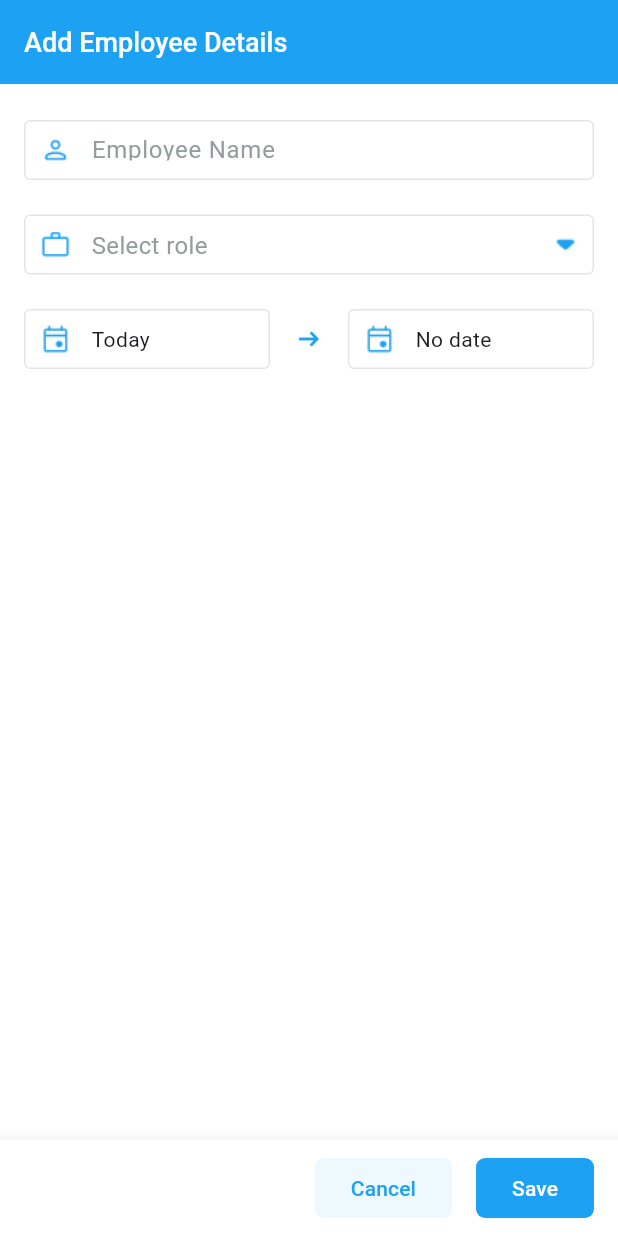
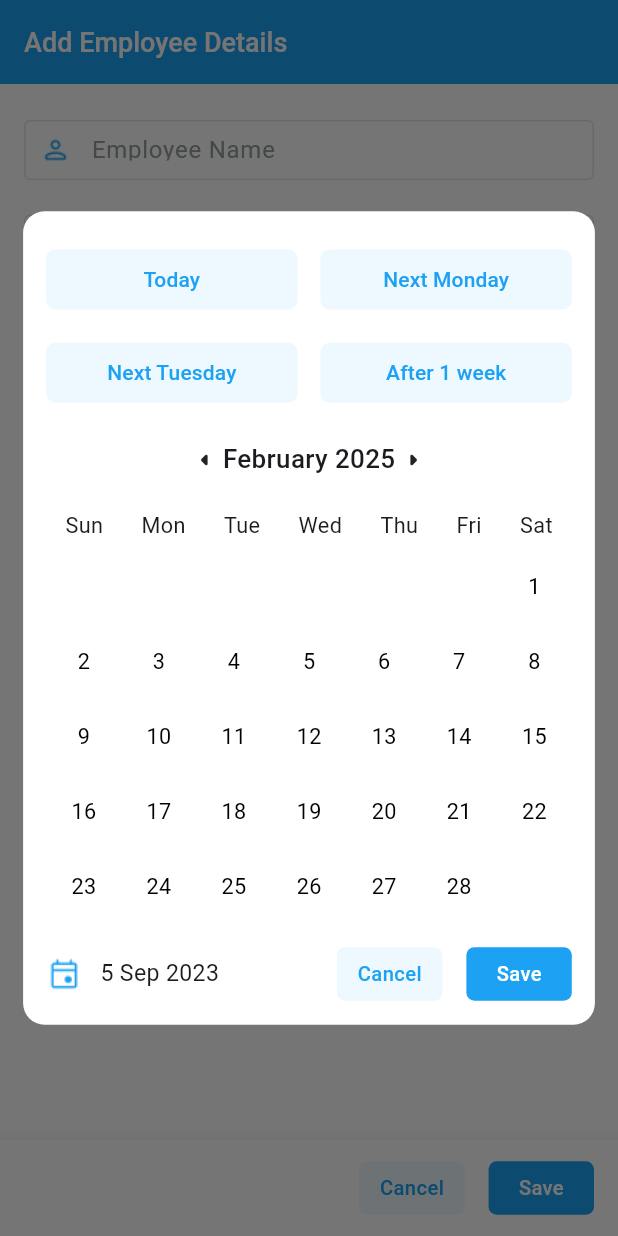
Before and after one commit to sivaprasadnk/employee_app, a Flutter app: the AddEmployeeScreen screen opened directly, after a tap on "Today", on a phone screen of 412 x 824 dp. Run offline on Flutter 3.47's test engine with Material 3 defaults, Android fonts, the phone set to English and light mode, and no system bars; our stand-ins replace flutter_screenutil.

Commit message:
correcting units

```diff
--- a/lib/core/constants/colors.dart
+++ b/lib/core/constants/colors.dart
@@ -2,6 +2,7 @@ import 'package:flutter/material.dart';
 
 const kBlueColor = Color.fromRGBO(29, 161, 242, 1);
 const kWhiteColor = Colors.white;
+const kBlackColor = Colors.black;
 const kBgColor = Color.fromRGBO(242, 242, 242, 1);
 const kBorderColor = Color.fromRGBO(229, 229, 229, 1);
 const kHintTextColor = Color.fromRGBO(148, 156, 158, 1);
--- /dev/null
+++ b/lib/core/extensions/widget_extension.dart
@@ -0,0 +1,13 @@
+import 'package:employee_app/core/constants/colors.dart';
+import 'package:flutter/material.dart';
+
+extension WidgetExtension on Widget {
+  Widget get addBorder => Container(
+        decoration: BoxDecoration(
+          border: Border.all(
+            color: kBlueColor,
+          ),
+        ),
+        child: this,
+      );
+}
--- a/lib/main.dart
+++ b/lib/main.dart
@@ -1,6 +1,7 @@
 import 'package:employee_app/core/constants/colors.dart';
 import 'package:employee_app/presentation/screens/home/home_screen.dart';
 import 'package:flutter/material.dart';
+import 'package:flutter_screenutil/flutter_screenutil.dart';
 
 void main() {
   runApp(const MyApp());
@@ -11,7 +12,9 @@ class MyApp extends StatelessWidget {
 
   @override
   Widget build(BuildContext context) {
-    return MaterialApp(
+    return ScreenUtilInit(
+      designSize: Size(428, 926),
+      child: MaterialApp(
           title: 'Employee App',
           debugShowCheckedModeBanner: false,
           theme: ThemeData(
@@ -28,6 +31,7 @@ class MyApp extends StatelessWidget {
             colorScheme: ColorScheme.fromSeed(seedColor: Colors.deepPurple),
             useMaterial3: true,
           ),
-        home: const HomeScreen());
+          home: const HomeScreen()),
+    );
   }
 }
--- a/lib/presentation/components/cancel_button.dart
+++ b/lib/presentation/components/cancel_button.dart
@@ -1,28 +1,32 @@
 import 'package:employee_app/core/constants/colors.dart';
 import 'package:flutter/material.dart';
+import 'package:flutter_screenutil/flutter_screenutil.dart';
 
 class CancelButton extends StatelessWidget {
   const CancelButton({super.key});
 
   @override
   Widget build(BuildContext context) {
-    return ElevatedButton(
-      onPressed: () {
+    return GestureDetector(
+      onTap: () {
         Navigator.pop(context);
       },
-      style: ElevatedButton.styleFrom(
-        elevation: 0,
-        backgroundColor: kCancelBtnColor,
-        shape: RoundedRectangleBorder(
-          borderRadius: BorderRadius.circular(6),
+      child: Container(
+        width: 73.w,
+        height: 40.h,
+        decoration: BoxDecoration(
+          color: kCancelBtnColor,
+          borderRadius: BorderRadius.circular(6.r),
         ),
-      ),
-      child: Text(
-        "Cancel",
-        style: TextStyle(
-          color: kBtnPrimaryColor,
-          fontWeight: FontWeight.w500,
-          fontSize: 14,
+        child: Center(
+          child: Text(
+            'Cancel',
+            style: TextStyle(
+              fontSize: 14.sp,
+              color: kBlueColor,
+              fontWeight: FontWeight.w500,
+            ),
+          ),
         ),
       ),
     );
--- /dev/null
+++ b/lib/presentation/components/custom_date_picker.dart
@@ -0,0 +1,293 @@
+import 'package:employee_app/core/constants/colors.dart';
+import 'package:employee_app/presentation/components/cancel_button.dart';
+import 'package:flutter/material.dart';
+import 'package:flutter_screenutil/flutter_screenutil.dart';
+import 'package:intl/intl.dart';
+
+class CustomDatePickerDialog extends StatefulWidget {
+  final DateTime initialDate;
+  final Function(DateTime) onDateSelected;
+
+  const CustomDatePickerDialog({
+    super.key,
+    required this.initialDate,
+    required this.onDateSelected,
+  });
+
+  @override
+  State<CustomDatePickerDialog> createState() => _CustomDatePickerDialogState();
+}
+
+class _CustomDatePickerDialogState extends State<CustomDatePickerDialog> {
+  late DateTime selectedDate;
+  late DateTime currentMonth;
+
+  @override
+  void initState() {
+    super.initState();
+    selectedDate = widget.initialDate;
+    currentMonth =
+        DateTime(widget.initialDate.year, widget.initialDate.month, 1);
+  }
+
+  void _selectDate(DateTime date) {
+    setState(() {
+      selectedDate = date;
+    });
+  }
+
+  void _changeMonth(int increment) {
+    setState(() {
+      currentMonth =
+          DateTime(currentMonth.year, currentMonth.month + increment, 1);
+    });
+  }
+
+  @override
+  Widget build(BuildContext context) {
+    return Dialog(
+      backgroundColor: kWhiteColor,
+      insetPadding: EdgeInsets.symmetric(horizontal: 16.w),
+      shape: RoundedRectangleBorder(borderRadius: BorderRadius.circular(16.r)),
+      child: Padding(
+        padding: EdgeInsets.symmetric(horizontal: 16.w),
+        child: Column(
+          mainAxisSize: MainAxisSize.min,
+          children: [
+            SizedBox(height: 24.h),
+            Row(
+              children: [
+                Expanded(
+                  child: ElevatedButton(
+                    onPressed: () {
+                      Navigator.pop(context);
+                    },
+                    style: ElevatedButton.styleFrom(
+                      elevation: 0,
+                      backgroundColor: kCancelBtnColor,
+                      shape: RoundedRectangleBorder(
+                        borderRadius: BorderRadius.circular(6),
+                      ),
+                    ),
+                    child: Text(
+                      "Today",
+                      style: TextStyle(
+                        color: kBtnPrimaryColor,
+                        fontWeight: FontWeight.w500,
+                        fontSize: 14,
+                      ),
+                    ),
+                  ),
+                ),
+                SizedBox(width: 16.w),
+                Expanded(
+                  child: ElevatedButton(
+                    onPressed: () {
+                      Navigator.pop(context);
+                    },
+                    style: ElevatedButton.styleFrom(
+                      elevation: 0,
+                      backgroundColor: kCancelBtnColor,
+                      shape: RoundedRectangleBorder(
+                        borderRadius: BorderRadius.circular(6),
+                      ),
+                    ),
+                    child: Text(
+                      "Next Monday",
+                      style: TextStyle(
+                        color: kBtnPrimaryColor,
+                        fontWeight: FontWeight.w500,
+                        fontSize: 14,
+                      ),
+                    ),
+                  ),
+                )
+              ],
+            ),
+            SizedBox(height: 16.h),
+            Row(
+              children: [
+                Expanded(
+                  child: ElevatedButton(
+                    onPressed: () {
+                      Navigator.pop(context);
+                    },
+                    style: ElevatedButton.styleFrom(
+                      elevation: 0,
+                      backgroundColor: kCancelBtnColor,
+                      shape: RoundedRectangleBorder(
+                        borderRadius: BorderRadius.circular(6),
+                      ),
+                    ),
+                    child: Text(
+                      "Next Tuesday",
+                      style: TextStyle(
+                        color: kBtnPrimaryColor,
+                        fontWeight: FontWeight.w500,
+                        fontSize: 14,
+                      ),
+                    ),
+                  ),
+                ),
+                SizedBox(width: 16.w),
+                Expanded(
+                  child: ElevatedButton(
+                    onPressed: () {
+                      Navigator.pop(context);
+                    },
+                    style: ElevatedButton.styleFrom(
+                      elevation: 0,
+                      backgroundColor: kCancelBtnColor,
+                      shape: RoundedRectangleBorder(
+                        borderRadius: BorderRadius.circular(6),
+                      ),
+                    ),
+                    child: Text(
+                      "After 1 week",
+                      style: TextStyle(
+                        color: kBtnPrimaryColor,
+                        fontWeight: FontWeight.w500,
+                        fontSize: 14,
+                      ),
+                    ),
+                  ),
+                )
+              ],
+            ),
+            SizedBox(height: 24.h),
+            Row(
+              mainAxisAlignment: MainAxisAlignment.center,
+              children: [
+                GestureDetector(
+                  onTap: () => _changeMonth(-1),
+                  child: Icon(Icons.arrow_left_rounded),
+                ),
+                Text(
+                  DateFormat.yMMMM().format(currentMonth),
+                  style:
+                      TextStyle(fontSize: 18.sp, fontWeight: FontWeight.w500),
+                ),
+                GestureDetector(
+                  onTap: () => _changeMonth(1),
+                  child: Icon(Icons.arrow_right_rounded),
+                ),
+              ],
+            ),
+            SizedBox(height: 24.h),
+            Row(
+              mainAxisAlignment: MainAxisAlignment.spaceAround,
+              children: ["Sun", "Mon", "Tue", "Wed", "Thu", "Fri", "Sat"]
+                  .map((day) => Text(day,
+                      style: TextStyle(
+                          fontWeight: FontWeight.w400, fontSize: 15.sp)))
+                  .toList(),
+            ),
+            SizedBox(height: 5),
+            _buildCalendarGrid(),
+            SizedBox(height: 15),
+            Row(
+              mainAxisAlignment: MainAxisAlignment.start,
+              children: [
+                Image.asset(
+                  'assets/images/event.png',
+                  height: 24,
+                  width: 24,
+                ),
+                SizedBox(width: 12),
+                Text(
+                  "5 Sep 2023",
+                  style: TextStyle(fontSize: 16.sp),
+                ),
+                Spacer(),
+                CancelButton(),
+                SizedBox(width: 16),
+                GestureDetector(
+                  onTap: () {},
+                  child: Container(
+                    width: 73.w,
+                    height: 40.h,
+                    decoration: BoxDecoration(
+                      color: kBlueColor,
+                      borderRadius: BorderRadius.circular(6.r),
+                    ),
+                    child: Center(
+                      child: Text(
+                        'Save',
+                        style: TextStyle(
+                          fontSize: 14.sp,
+                          color: kWhiteColor,
+                          fontWeight: FontWeight.w500,
+                        ),
+                      ),
+                    ),
+                  ),
+                ),
+              ],
+            ),
+            SizedBox(height: 16),
+          ],
+        ),
+      ),
+    );
+  }
+
+  Widget _buildCalendarGrid() {
+    final daysInMonth =
+        DateUtils.getDaysInMonth(currentMonth.year, currentMonth.month);
+    final firstDayOfMonth = DateTime(currentMonth.year, currentMonth.month, 1);
+    final startingWeekday =
+        firstDayOfMonth.weekday % 7; // Adjust for Sunday start
+
+    List<Widget> dayWidgets = [];
+    for (int i = 0; i < startingWeekday; i++) {
+      dayWidgets.add(
+          SizedBox(width: 30, height: 30)); // Empty spots before the first day
+    }
+
+    for (int day = 1; day <= daysInMonth; day++) {
+      DateTime date = DateTime(currentMonth.year, currentMonth.month, day);
+      bool isSelected = selectedDate == date;
+
+      dayWidgets.add(
+        GestureDetector(
+          onTap: () => _selectDate(date),
+          child: Container(
+            width: 40.w,
+            height: 40.h,
+            alignment: Alignment.center,
+            decoration: BoxDecoration(
+              color: isSelected ? kBlueColor : Colors.transparent,
+              shape: BoxShape.circle,
+            ),
+            child: Text(
+              "$day",
+              style: TextStyle(
+                fontSize: 15.sp,
+                color: isSelected ? kWhiteColor : kBlackColor,
+              ),
+            ),
+          ),
+        ),
+      );
+    }
+
+    return GridView.count(
+      crossAxisCount: 7,
+      shrinkWrap: true,
+      padding: EdgeInsets.zero,
+      children: dayWidgets,
+    );
+  }
+}
+
+// Function to show the Date Picker Dialog
+void showCustomDatePicker(BuildContext context, DateTime initialDate,
+    Function(DateTime) onDateSelected) {
+  showDialog(
+    context: context,
+    builder: (context) => CustomDatePickerDialog(
+      initialDate: initialDate,
+      onDateSelected: onDateSelected,
+    ),
+  );
+}
--- a/lib/presentation/components/role_list_item.dart
+++ b/lib/presentation/components/role_list_item.dart
@@ -1,4 +1,5 @@
 import 'package:flutter/material.dart';
+import 'package:flutter_screenutil/flutter_screenutil.dart';
 
 class RoleListItem extends StatelessWidget {
   const RoleListItem({
@@ -18,12 +19,12 @@ class RoleListItem extends StatelessWidget {
       },
       child: Column(
         children: [
-          SizedBox(height: 16),
+          SizedBox(height: 16.h),
           Text(
             title,
-            style: TextStyle(fontSize: 16),
+            style: TextStyle(fontSize: 16.sp),
           ),
-          SizedBox(height: 16),
+          SizedBox(height: 16.h),
           if (showDivider) Divider(),
         ],
       ),
--- a/lib/presentation/components/save_button.dart
+++ b/lib/presentation/components/save_button.dart
@@ -1,26 +1,30 @@
 import 'package:employee_app/core/constants/colors.dart';
 import 'package:flutter/material.dart';
+import 'package:flutter_screenutil/flutter_screenutil.dart';
 
 class SaveButton extends StatelessWidget {
   const SaveButton({super.key});
 
   @override
   Widget build(BuildContext context) {
-    return ElevatedButton(
-      onPressed: () {},
-      style: ElevatedButton.styleFrom(
-        backgroundColor: kBtnPrimaryColor,
-        elevation: 0,
-        shape: RoundedRectangleBorder(
-          borderRadius: BorderRadius.circular(6),
+    return GestureDetector(
+      onTap: () {},
+      child: Container(
+        width: 73.w,
+        height: 40.h,
+        decoration: BoxDecoration(
+          color: kBlueColor,
+          borderRadius: BorderRadius.circular(6.r),
         ),
-      ),
-      child: Text(
-        "Save",
-        style: TextStyle(
-          color: kWhiteColor,
-          fontWeight: FontWeight.w500,
-          fontSize: 14,
+        child: Center(
+          child: Text(
+            'Save',
+            style: TextStyle(
+              fontSize: 14.sp,
+              color: kWhiteColor,
+              fontWeight: FontWeight.w500,
+            ),
+          ),
         ),
       ),
     );
--- a/lib/presentation/screens/add_employee/add_employee_screen.dart
+++ b/lib/presentation/screens/add_employee/add_employee_screen.dart
@@ -1,12 +1,21 @@
 import 'package:employee_app/core/constants/colors.dart';
 import 'package:employee_app/presentation/components/cancel_button.dart';
 import 'package:employee_app/presentation/components/container_widget.dart';
+import 'package:employee_app/presentation/components/custom_date_picker.dart';
 import 'package:employee_app/presentation/components/role_list_item.dart';
 import 'package:employee_app/presentation/components/save_button.dart';
 import 'package:flutter/material.dart';
+import 'package:flutter_screenutil/flutter_screenutil.dart';
 
-class AddEmployeeScreen extends StatelessWidget {
+class AddEmployeeScreen extends StatefulWidget {
   const AddEmployeeScreen({super.key});
+
+  @override
+  State<AddEmployeeScreen> createState() => _AddEmployeeScreenState();
+}
+
+class _AddEmployeeScreenState extends State<AddEmployeeScreen> {
+  String? selectedRole;
 
   @override
   Widget build(BuildContext context) {
@@ -76,25 +85,41 @@ class AddEmployeeScreen extends StatelessWidget {
                         context: context,
                         builder: (_) {
                           return Material(
-                            borderRadius: BorderRadius.circular(16),
+                            borderRadius: BorderRadius.circular(16.r),
                             child: Column(
                               mainAxisSize: MainAxisSize.min,
                               children: [
                                 RoleListItem(
                                   title: 'Product Designer',
-                                  callback: () {},
+                                  callback: () {
+                                    selectedRole = 'Product Designer';
+                                    setState(() {});
+                                    Navigator.pop(context);
+                                  },
                                 ),
                                 RoleListItem(
                                   title: 'Flutter Developer',
-                                  callback: () {},
+                                  callback: () {
+                                    selectedRole = 'Flutter Developer';
+                                    setState(() {});
+                                    Navigator.pop(context);
+                                  },
                                 ),
                                 RoleListItem(
                                   title: 'QA Tester',
-                                  callback: () {},
+                                  callback: () {
+                                    selectedRole = 'QA Tester';
+                                    setState(() {});
+                                    Navigator.pop(context);
+                                  },
                                 ),
                                 RoleListItem(
                                   title: 'Product Owner',
-                                  callback: () {},
+                                  callback: () {
+                                    selectedRole = 'Product Owner';
+                                    setState(() {});
+                                    Navigator.pop(context);
+                                  },
                                   showDivider: false,
                                 ),
                               ],
@@ -112,9 +137,11 @@ class AddEmployeeScreen extends StatelessWidget {
                       SizedBox(width: 12),
                       Expanded(
                         child: Text(
-                          'Select role',
+                          selectedRole ?? 'Select role',
                           style: TextStyle(
-                            color: kHintTextColor,
+                            color: selectedRole == null
+                                ? kHintTextColor
+                                : kBlackColor,
                             fontSize: 16,
                           ),
                         ),
@@ -142,7 +169,12 @@ class AddEmployeeScreen extends StatelessWidget {
                           ),
                           SizedBox(width: 12),
                           GestureDetector(
-                            onTap: () {},
+                            onTap: () {
+                              showCustomDatePicker(context, DateTime.now(),
+                                  (selectedDate) {
+                                // print("Selected Date: $selectedDate");
+                              });
+                            },
                             child: Text('Today'),
                           ),
                         ],
--- a/pubspec.yaml
+++ b/pubspec.yaml
@@ -34,6 +34,8 @@ dependencies:
   # The following adds the Cupertino Icons font to your application.
   # Use with the CupertinoIcons class for iOS style icons.
   cupertino_icons: ^1.0.8
+  intl: ^0.20.2
+  flutter_screenutil: ^5.9.3
 
 dev_dependencies:
   flutter_test:
```
Also changed, not shown: pubspec.lock. Lines whose indentation alone changed are shown as unchanged.
